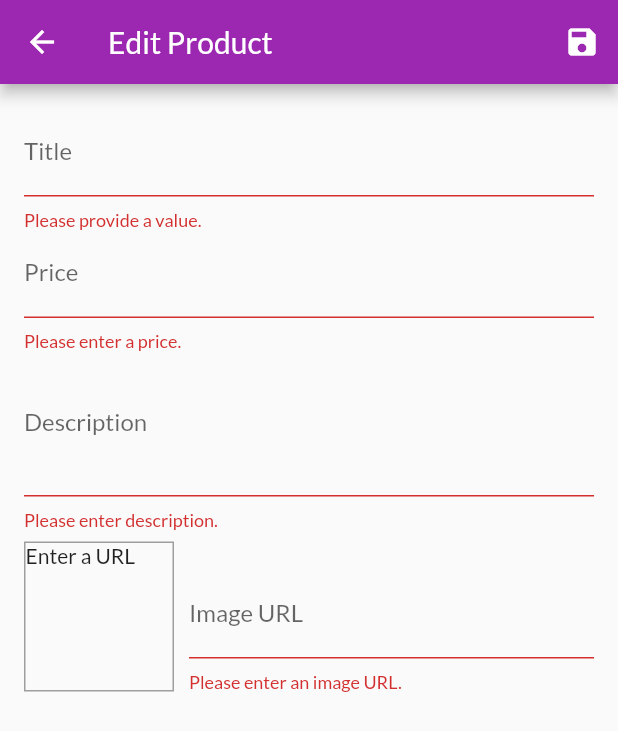
After one commit to rahulkolage/shop_app, a Flutter app: the EditProductScreen screen opened by its route, after a tap on the "save" icon, on a phone screen of 412 x 824 dp. The commit adds this screen. Shown: the top 731 px of the screen. Run offline on Flutter 3.47's test engine with Material 2 defaults, Android fonts, the phone set to English and light mode, and no system bars; network calls fail.

Commit message:
Forms, creation, update, delete, image preview

```diff
--- a/lib/main.dart
+++ b/lib/main.dart
@@ -5,6 +5,8 @@ import './screens/products_overview_screen.dart';
 import './screens/product_detail_screen.dart';
 import './screens/cart_screen.dart';
 import './screens/orders_screen.dart';
+import './screens/user_products_screen.dart';
+import './screens/edit_product_screen.dart';
 
 import './providers/products_provider.dart';
 import './providers/cart.dart';
@@ -47,7 +49,9 @@ class MyApp extends StatelessWidget {
         routes: {
           ProductDetailScreen.routeName: (context) => ProductDetailScreen(),
           CartScreen.routeName: (context) => CartScreen(),
-          OrdersScreen.routeName:(context) => OrdersScreen()
+          OrdersScreen.routeName: (context) => OrdersScreen(),
+          UserProductsScreen.routeName: (context) => UserProductsScreen(),
+          EditProductScreen.routeName: (context) => EditProductScreen(),
         },
       ),
     );
--- a/lib/providers/product.dart
+++ b/lib/providers/product.dart
@@ -1,7 +1,7 @@
 import 'package:flutter/material.dart';
 
 class Product with ChangeNotifier {
-  final String id;
+  final String? id;
   final String title;
   final String description;
   final double price;
--- a/lib/providers/products_provider.dart
+++ b/lib/providers/products_provider.dart
@@ -62,11 +62,6 @@ class ProductsProvider with ChangeNotifier {
   //   notifyListeners();
   // }
 
-  void addProduct() {
-    // _items.a;
-    notifyListeners();
-  }
-
   Product findById(String id) {
     return _items.firstWhere((prod) => prod.id == id);
   }
@@ -74,4 +69,30 @@ class ProductsProvider with ChangeNotifier {
   List<Product> get favoriteItems {
     return _items.where((item) => item.isFavorite).toList();
   }
+
+  void addProduct(Product product) {
+    final newProd = Product(
+        id: DateTime.now().toString(),
+        title: product.title,
+        description: product.description,
+        price: product.price,
+        imageUrl: product.imageUrl);
+    _items.add(newProd);
+    notifyListeners();
+  }
+
+  void updateProduct(String? id, Product newProd) {
+    final _prodIndex = _items.indexWhere((prod) => prod.id == id);
+    if (_prodIndex > 0) {
+      _items[_prodIndex] = newProd;
+      notifyListeners();
+    } else {
+      print('not found');
+    }
+  }
+
+  void deleteProduct(String id) {
+    _items.removeWhere((product) => product.id == id);
+    notifyListeners();
+  }
 }
--- /dev/null
+++ b/lib/screens/edit_product_screen.dart
@@ -0,0 +1,293 @@
+import 'package:flutter/material.dart';
+import 'package:provider/provider.dart';
+
+import './../providers/product.dart';
+import './../providers/products_provider.dart';
+
+class EditProductScreen extends StatefulWidget {
+  static const routeName = '/edit-product';
+
+  const EditProductScreen({super.key});
+
+  @override
+  State<EditProductScreen> createState() => _EditProductScreenState();
+}
+
+class _EditProductScreenState extends State<EditProductScreen> {
+  // final _priceFocusNode = FocusNode(); // without FocusNode it works
+  // final _descriptionFocusNode = FocusNode();
+  final _imageUrlFocusNode = FocusNode();
+  final _imageUrlController = TextEditingController();
+  final _form = GlobalKey<FormState>();
+  var _editedProduct = Product(
+    id: null,
+    title: '',
+    description: '',
+    price: 0,
+    imageUrl: '',
+  );
+
+  var _initValues = {
+    'title': '',
+    'description': '',
+    'price': '',
+    'imageUrl': '',
+  };
+
+  var _isInit = true;
+
+  @override
+  void initState() {
+    _imageUrlFocusNode.addListener(_updateImageUrl);
+    super.initState();
+  }
+
+  @override
+  void didChangeDependencies() {
+    if (_isInit) {
+      final productId = ModalRoute.of(context)?.settings.arguments;
+
+      // execute only when product id is pass as argument i.e. edit case
+      if (productId != null) {
+        // loading product
+        // listen: false set to get id one time, not setting listener
+        _editedProduct = Provider.of<ProductsProvider>(context, listen: false)
+            .findById(productId.toString());
+
+        _initValues = {
+          'title': _editedProduct.title,
+          'description': _editedProduct.description,
+          'price': _editedProduct.price.toString(),
+          // 'imageUrl': _editedProduct.imageUrl, //  can't use if controller is used
+          'imageUrl': '',
+        };
+        _imageUrlController.text = _editedProduct.imageUrl;
+      }
+    }
+    _isInit = false;
+    super.didChangeDependencies();
+  }
+
+  @override
+  void dispose() {
+    // _priceFocusNode.dispose();
+    // _descriptionFocusNode.dispose();
+
+    _imageUrlFocusNode.removeListener(_updateImageUrl);
+    _imageUrlFocusNode.dispose();
+    _imageUrlController.dispose();
+    super.dispose();
+  }
+
+  void _updateImageUrl() {
+    if (!_imageUrlFocusNode.hasFocus) {
+      if ((!_imageUrlController.text.startsWith('http') &&
+              !_imageUrlController.text.startsWith('https')) ||
+          (!_imageUrlController.text.endsWith('.png') &&
+              !_imageUrlController.text.endsWith('.jpg') &&
+              !_imageUrlController.text.endsWith('.jepg'))) {
+        return;
+      }
+
+      setState(() {});
+    }
+  }
+
+  void _saveForm() {
+    final form = _form.currentState!;
+    final isValid = form.validate();
+    if (!isValid) {
+      return;
+    }
+    form.save();
+    // listen:false , as we are not interested in changes to product, but want to
+    //// dispatch action
+    if (_editedProduct.id != null) {
+      // editing
+      Provider.of<ProductsProvider>(context, listen: false)
+          .updateProduct(_editedProduct.id, _editedProduct);
+    } else {
+      // adding
+      Provider.of<ProductsProvider>(context, listen: false)
+          .addProduct(_editedProduct);
+    }
+
+    Navigator.of(context).pop();
+  }
+
+  @override
+  Widget build(BuildContext context) {
+    return Scaffold(
+      appBar: AppBar(
+        title: const Text('Edit Product'),
+        actions: [
+          IconButton(
+            icon: const Icon(Icons.save),
+            onPressed: _saveForm,
+          )
+        ],
+      ),
+      body: Padding(
+        padding: const EdgeInsets.all(16.0),
+        child: Form(
+          // autovalidateMode: AutovalidateMode.always,
+          key: _form,
+          child: ListView(
+            children: [
+              TextFormField(
+                initialValue: _initValues['title'].toString(),
+                decoration: const InputDecoration(labelText: 'Title'),
+                textInputAction: TextInputAction.next,
+                // onFieldSubmitted: (_) {
+                //   FocusScope.of(context).requestFocus(_priceFocusNode);
+                // },
+                onSaved: (newValue) {
+                  _editedProduct = Product(
+                    title: newValue!,
+                    description: _editedProduct.description,
+                    price: _editedProduct.price,
+                    imageUrl: _editedProduct.imageUrl,
+                    id: _editedProduct.id,
+                    isFavorite: _editedProduct.isFavorite,
+                  );
+                },
+                validator: (value) {
+                  // return null;  // this indicates there is not error
+                  if (value!.isEmpty) {
+                    return 'Please provide a value.';
+                  }
+                  return null;
+                },
+              ),
+              TextFormField(
+                initialValue: _initValues['price'].toString(),
+                decoration: const InputDecoration(labelText: 'Price'),
+                textInputAction: TextInputAction.next,
+                keyboardType: TextInputType.number,
+                // focusNode: _priceFocusNode,
+                onSaved: (newValue) {
+                  _editedProduct = Product(
+                    title: _editedProduct.title,
+                    description: _editedProduct.description,
+                    price: double.parse(newValue!),
+                    imageUrl: _editedProduct.imageUrl,
+                    id: _editedProduct.id,
+                    isFavorite: _editedProduct.isFavorite,
+                  );
+                },
+                validator: (value) {
+                  // return null;  // this indicates there is not error
+                  if (value!.isEmpty) {
+                    return 'Please enter a price.';
+                  }
+                  if (double.tryParse(value) == null) {
+                    return 'Please enter a valid number.';
+                  }
+                  if (double.parse(value) <= 0) {
+                    return 'Please enter a number greater than 0.';
+                  }
+                  return null;
+                },
+              ),
+              TextFormField(
+                initialValue: _initValues['description'].toString(),
+                decoration: const InputDecoration(labelText: 'Description'),
+                maxLines: 3,
+                // textInputAction: TextInputAction.next, // not needed with multipline input
+                keyboardType: TextInputType.multiline,
+                // focusNode: _descriptionFocusNode,
+                onSaved: (newValue) {
+                  _editedProduct = Product(
+                    title: _editedProduct.title,
+                    description: newValue!,
+                    price: _editedProduct.price,
+                    imageUrl: _editedProduct.imageUrl,
+                    id: _editedProduct.id,
+                    isFavorite: _editedProduct.isFavorite,
+                  );
+                },
+                validator: (value) {
+                  // return null;  // this indicates there is not error
+                  if (value!.isEmpty) {
+                    return 'Please enter description.';
+                  }
+                  if (value.length < 10) {
+                    return 'should be atleast 10 characters long.';
+                  }
+                  return null;
+                },
+              ),
+              Row(
+                crossAxisAlignment: CrossAxisAlignment.end,
+                children: [
+                  Container(
+                    height: 100,
+                    width: 100,
+                    margin: const EdgeInsets.only(
+                      top: 8,
+                      right: 10,
+                    ),
+                    decoration: BoxDecoration(
+                      border: Border.all(
+                        width: 1,
+                        color: Colors.grey,
+                      ),
+                    ),
+                    child: _imageUrlController.text.isEmpty
+                        ? const Text('Enter a URL')
+                        : FittedBox(
+                            child: Image.network(
+                              _imageUrlController.text,
+                              fit: BoxFit.cover,
+                            ),
+                          ),
+                  ),
+                  Expanded(
+                    child: TextFormField(
+                      decoration: const InputDecoration(labelText: 'Image URL'),
+                      keyboardType: TextInputType.url,
+                      textInputAction: TextInputAction.done,
+                      controller:
+                          _imageUrlController, // this is for getting value before form submission for preview
+                      focusNode: _imageUrlFocusNode,
+                      onFieldSubmitted: (_) {
+                        // _saveForm is wrapped inside anonymous function, onFieldSubmitted expects a function that
+                        // takes String as value & _saveForm doesn't take string value , so it's wrong format
+                        _saveForm();
+                      },
+                      onSaved: ((newValue) {
+                        _editedProduct = Product(
+                          title: _editedProduct.title,
+                          description: _editedProduct.description,
+                          price: _editedProduct.price,
+                          imageUrl: newValue!,
+                          id: _editedProduct.id,
+                          isFavorite: _editedProduct.isFavorite,
+                        );
+                      }),
+                      validator: (value) {
+                        if (value!.isEmpty) {
+                          return 'Please enter an image URL.';
+                        }
+                        if (!value.startsWith('http') &&
+                            !value.startsWith('https')) {
+                          return 'Please enter a valid URL.';
+                        }
+                        if (!value.endsWith('.png') &&
+                            !value.endsWith('.jpg') &&
+                            !value.endsWith('.jepg')) {
+                          return 'Please enter a valid image URL.';
+                        }
+                        return null;
+                      },
+                    ),
+                  ),
+                ],
+              ),
+            ],
+          ),
+        ),
+      ),
+    );
+  }
+}
--- a/lib/widgets/app_drawer.dart
+++ b/lib/widgets/app_drawer.dart
@@ -2,6 +2,7 @@ import 'package:flutter/material.dart';
 import 'package:provider/provider.dart';
 
 import './../screens/orders_screen.dart';
+import './../screens/user_products_screen.dart';
 
 class AppDrawer extends StatelessWidget {
   const AppDrawer({super.key});
@@ -28,9 +29,19 @@ class AppDrawer extends StatelessWidget {
             leading: const Icon(Icons.shop),
             title: const Text('Orders'),
             onTap: () {
-              Navigator.of(context).pushReplacementNamed(OrdersScreen.routeName);
+              Navigator.of(context)
+                  .pushReplacementNamed(OrdersScreen.routeName);
             },
-          )
+          ),
+          Divider(),
+          ListTile(
+            leading: const Icon(Icons.edit),
+            title: const Text('Manage Products'),
+            onTap: () {
+              Navigator.of(context)
+                  .pushReplacementNamed(UserProductsScreen.routeName);
+            },
+          ),
         ],
       ),
     );
--- a/lib/widgets/product_item.dart
+++ b/lib/widgets/product_item.dart
@@ -47,14 +47,14 @@ class ProductItem extends StatelessWidget {
           trailing: IconButton(
             icon: const Icon(Icons.shopping_cart),
             onPressed: () {
-              cart.addItem(product.id, product.price, product.title);
+              cart.addItem(product.id!, product.price, product.title);
               ScaffoldMessenger.of(context).hideCurrentSnackBar();
               ScaffoldMessenger.of(context).showSnackBar(
                 SnackBar(
                   content: Text('Added item to the cart!'),
                   duration: Duration(seconds: 2),
                   action: SnackBarAction(label: 'UNDO',onPressed: (() {
-                    cart.removeItem(product.id);
+                    cart.removeItem(product.id!);
                   }),),
                 ),
               );
```
Also changed, not shown: lib/screens/user_products_screen.dart (+39 -1 lines), lib/widgets/user_product_item.dart (added, +48 -0 lines).
